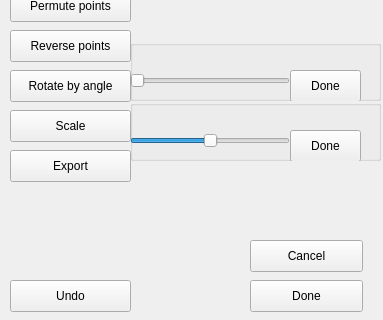
Before: the Qt Designer form curver/ui/curve_edit.ui in wiatrak2/curver, drawn with Qt 5; both pictures show x 0 to 383 and y 180 to 500 of the 383 by 500 pixel window.
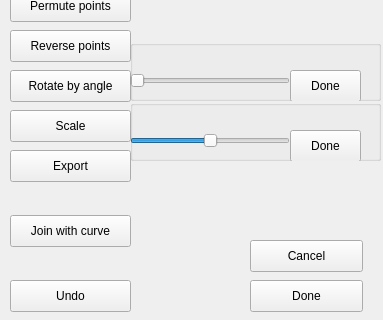
After: the same form once the commit is applied.

Commit message: Joining curves

Diff of the .ui file:
```diff
--- a/curver/ui/curve_edit.ui
+++ b/curver/ui/curve_edit.ui
@@ -354,6 +354,19 @@
     </property>
    </widget>
   </widget>
+  <widget class="QPushButton" name="joinWithCurveButton">
+   <property name="geometry">
+    <rect>
+     <x>10</x>
+     <y>395</y>
+     <width>121</width>
+     <height>32</height>
+    </rect>
+   </property>
+   <property name="text">
+    <string>Join with curve</string>
+   </property>
+  </widget>
  </widget>
  <resources/>
  <connections/>
```
The commit also changes 9 other files.
